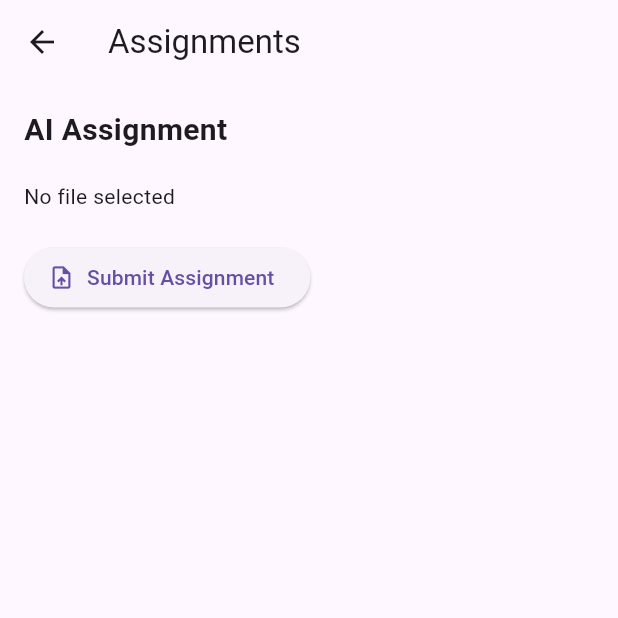
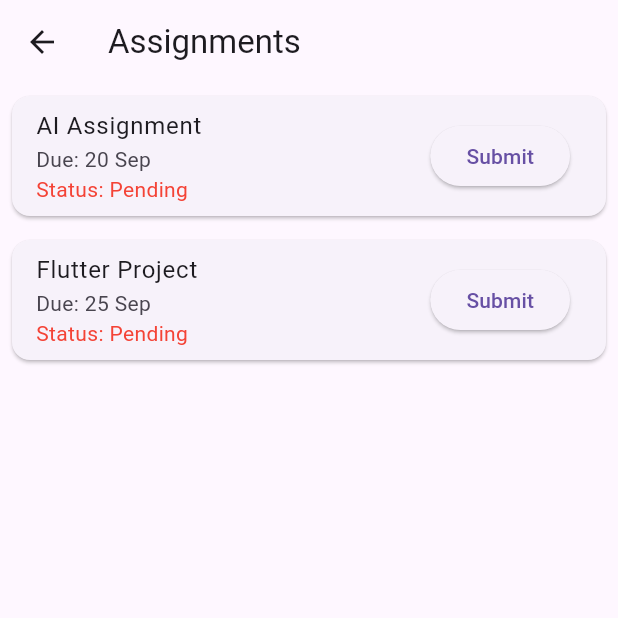
Before and after one commit to CM-Kali/Smart-Student-Portal-App, a Flutter app: the AssignmentsPage screen opened by its route, on a phone screen of 412 x 824 dp, the top half of it. Run offline on Flutter 3.47's test engine with Material 3 defaults, Android fonts, the phone set to English and light mode, and no system bars; our stand-ins replace file_picker, get.

Commit message:
Assignment ppage updated with controller

```diff
--- a/assets/data/courses.json
+++ b/assets/data/courses.json
@@ -1,6 +1,6 @@
 [
   {
-    "id": 101,
+    "id":"1",
     "title": "App Development",
     "code": "APP-201",
     "credit_hours": 3,
@@ -13,7 +13,7 @@
     }
   },
   {
-    "id": 103,
+    "id": "2",
     "title": "Data Structures & Algorithms",
     "code": "CS-301",
     "credit_hours": 4,
--- a/lib/app/controllers/assignments_controller.dart
+++ b/lib/app/controllers/assignments_controller.dart
@@ -1,20 +1,20 @@
 import 'package:get/get.dart';
 import 'package:file_picker/file_picker.dart';
+import '../models/assignment_model.dart';
 
 class AssignmentsController extends GetxController {
-  var selectedFileName = ''.obs;
+  var assignments = <AssignmentModel>[
+    AssignmentModel(title: "AI Assignment", dueDate: "20 Sep"),
+    AssignmentModel(title: "Flutter Project", dueDate: "25 Sep"),
+  ].obs;
 
-  Future<void> submitAssignment() async {
-    FilePickerResult? result = await FilePicker.platform.pickFiles(
-      type: FileType.custom,
-      allowedExtensions: ['pdf', 'doc', 'docx'],
-    );
+  Future<void> submitAssignment(int index) async {
+    FilePickerResult? result = await FilePicker.platform.pickFiles();
 
     if (result != null) {
-      selectedFileName.value = result.files.single.name;
-      Get.snackbar("Success", "File Selected: ${selectedFileName.value}");
-    } else {
-      Get.snackbar("Cancelled", "No file selected");
+      assignments[index].filePath = result.files.single.path;
+      assignments[index].isSubmitted = true;
+      assignments.refresh();
     }
   }
 }
--- a/lib/app/models/assignment_model.dart
+++ b/lib/app/models/assignment_model.dart
@@ -1,11 +1,13 @@
 class AssignmentModel {
   final String title;
+  final String dueDate;
   bool isSubmitted;
-  String? fileName;
+  String? filePath;
 
   AssignmentModel({
     required this.title,
+    required this.dueDate,
     this.isSubmitted = false,
-    this.fileName,
+    this.filePath,
   });
 }
--- a/lib/app/pages/assignments/assignments_page.dart
+++ b/lib/app/pages/assignments/assignments_page.dart
@@ -12,35 +12,43 @@ class AssignmentsPage extends StatelessWidget {
   Widget build(BuildContext context) {
     return Scaffold(
       appBar: AppBar(title: const Text("Assignments")),
-      body: Padding(
-        padding: const EdgeInsets.all(16),
-        child: Column(
+      body: Obx(() => ListView.builder(
+        itemCount: controller.assignments.length,
+        itemBuilder: (context, index) {
+          final assignment = controller.assignments[index];
+
+          return Card(
+            margin: const EdgeInsets.all(8),
+            child: ListTile(
+              title: Text(assignment.title),
+              subtitle: Column(
                 crossAxisAlignment: CrossAxisAlignment.start,
                 children: [
-            const Text(
-              "AI Assignment",
-              style: TextStyle(fontSize: 20, fontWeight: FontWeight.bold),
+                  Text("Due: ${assignment.dueDate}"),
+                  Text(
+                    assignment.isSubmitted
+                        ? "Status: Submitted"
+                        : "Status: Pending",
+                    style: TextStyle(
+                      color: assignment.isSubmitted
+                          ? Colors.green
+                          : Colors.red,
                     ),
-            const SizedBox(height: 20),
-
-            Obx(() => Text(
-              controller.selectedFileName.isEmpty
-                  ? "No file selected"
-                  : "Selected: ${controller.selectedFileName.value}",
-            )),
-
-            const SizedBox(height: 20),
-
-            ElevatedButton.icon(
-              icon: const Icon(Icons.upload_file),
-              label: const Text("Submit Assignment"),
-              onPressed: () {
-                controller.submitAssignment();
-              },
                   ),
                 ],
               ),
+              trailing: assignment.isSubmitted
+                  ? const Icon(Icons.check, color: Colors.green)
+                  : ElevatedButton(
+                onPressed: () {
+                  controller.submitAssignment(index);
+                },
+                child: const Text("Submit"),
               ),
+            ),
+          );
+        },
+      )),
     );
   }
 }
```
Lines whose indentation alone changed are shown as unchanged.
